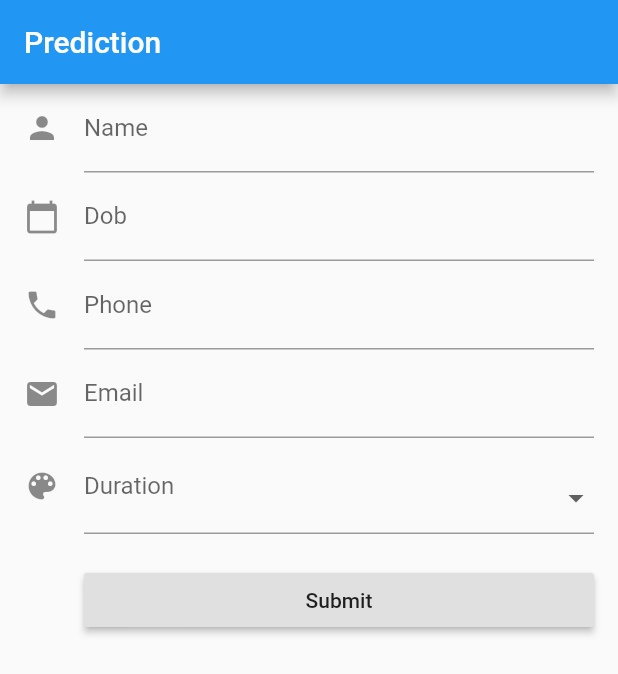
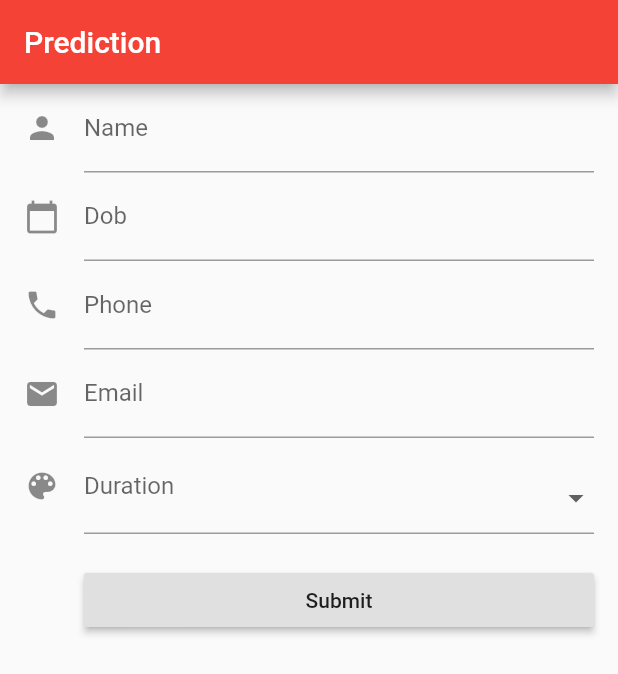
Before and after one commit to atapas/horoscope-app, a Flutter app: the screen it shows after launch, after a tap on "Submit", on a phone screen of 412 x 824 dp. Shown: the top 674 px of the screen. Run offline on Flutter 3.47's test engine with Material 2 defaults, Android fonts, the phone set to English and light mode, and no system bars.

Commit message:
Added Roting Mechanism

```diff
--- a/lib/main.dart
+++ b/lib/main.dart
@@ -1,12 +1,7 @@
 import 'package:flutter/material.dart';
-import 'package:flutter/services.dart';
-import 'package:http/http.dart' as http;
-import 'dart:async' show Future;
-import 'dart:convert';
 
-import 'models/preditctionModel.dart';
-import 'models/horoscopeModel.dart';
-import 'services/zodiacService.dart';
+import 'pages/homePage.dart';
+import 'pages/resultPage.dart';
 
 
 void main() => runApp(new PredictionApp());
@@ -17,174 +12,13 @@ class PredictionApp extends StatelessWidget {
     return new MaterialApp(
       title: 'Prediction',
       theme: new ThemeData(
-        primarySwatch: Colors.blue,
+        primarySwatch: Colors.red,
       ),
-      home: new MyHomePage(title: 'Prediction'),
+      home: new HomePage(title: 'Prediction'),
+       routes: <String, WidgetBuilder> {
+        '/home': (BuildContext context) => new HomePage(),
+        '/result' : (BuildContext context) => new ResultPage()
+      },
     );
   }
 }
-
-class MyHomePage extends StatefulWidget {
-  MyHomePage({Key key, this.title}) : super(key: key);
-  final String title;
-
-  @override
-  _MyHomePageState createState() => new _MyHomePageState();
-}
-
-class _MyHomePageState extends State<MyHomePage> {
-  final GlobalKey<FormState> _formKey = new GlobalKey<FormState>();
-  List<String> _allDurations = <String>['', 'Today', 'Week', 'Month', 'Year'];
-
-  String _duration = '';
-  final nameController = TextEditingController();
-  final dobController = TextEditingController();
-  final phoneController = TextEditingController();
-  final emailController = TextEditingController();
-
-  @override
-  void dispose() {
-    // Clean up the controller when the Widget is disposed
-    nameController.dispose();
-    dobController.dispose();
-    phoneController.dispose();
-    emailController.dispose();
-    super.dispose();
-  }
-
-  @override
-  Widget build(BuildContext context) {
-    return new Scaffold(
-      appBar: new AppBar(
-        title: new Text(widget.title),
-      ),
-      body: new SafeArea(
-          top: false,
-          bottom: false,
-          child: new Form(
-              key: _formKey,
-              autovalidate: true,
-              child: new ListView(
-                padding: const EdgeInsets.symmetric(horizontal: 16.0),
-                children: <Widget>[
-                  new TextFormField(
-                    controller: nameController,
-                    decoration: const InputDecoration(
-                      icon: const Icon(Icons.person),
-                      hintText: 'Enter your full name',
-                      labelText: 'Name',
-                    ),
-                  ),
-                  new TextFormField(
-                    controller: dobController,
-                    decoration: const InputDecoration(
-                      icon: const Icon(Icons.calendar_today),
-                      hintText: 'Enter your date of birth(dd/mm/yyyy)',
-                      labelText: 'Dob',
-                    ),
-                    keyboardType: TextInputType.datetime,
-                  ),
-                  new TextFormField(
-                    controller: phoneController,
-                    decoration: const InputDecoration(
-                      icon: const Icon(Icons.phone),
-                      hintText: 'Enter a phone number',
-                      labelText: 'Phone',
-                    ),
-                    keyboardType: TextInputType.phone,
-                    inputFormatters: [
-                      WhitelistingTextInputFormatter.digitsOnly,
-                    ],
-                  ),
-                  new TextFormField(
-                    controller: emailController,
-                    decoration: const InputDecoration(
-                      icon: const Icon(Icons.email),
-                      hintText: 'Enter a email address',
-                      labelText: 'Email',
-                    ),
-                    keyboardType: TextInputType.emailAddress,
-                  ),
-                  new FormField(
-                    builder: (FormFieldState state) {
-                      return InputDecorator(
-                        decoration: InputDecoration(
-                          icon: const Icon(Icons.color_lens),
-                          labelText: 'Duration',
-                        ),
-                        isEmpty: _duration == '',
-                        child: new DropdownButtonHideUnderline(
-                          child: new DropdownButton(
-                            value: _duration,
-                            isDense: true,
-                            onChanged: (String newValue) {
-                              setState(() {
-                                _duration = newValue;
-                                state.didChange(newValue);
-                              });
-                            },
-                            items: _allDurations.map((String value) {
-                              return new DropdownMenuItem(
-                                value: value,
-                                child: new Text(value),
-                              );
-                            }).toList(),
-                          ),
-                        ),
-                      );
-                    },
-                  ),
-                  new Container(
-                      padding: const EdgeInsets.only(left: 40.0, top: 20.0),
-                      child: new RaisedButton(
-                        child: const Text('Submit'),
-                        onPressed: () {
-                          processInput(
-                            new PredictionData(nameController.text
-                              , dobController.text
-                              , phoneController.text
-                              , emailController.text
-                              , _duration)
-                            );
-                        },
-                      )),
-                ],
-              ))),
-    );
-  }
-
-  void processInput(predictionData) async {
-    String _dob = predictionData.getDob();
-    String zodiacSign = new Zodiac().getSign(_dob);
-
-    print(predictionData.getFullName()
-        + "\n"
-        +  _dob
-        + "\n"
-        + predictionData.getPhone()
-        + "\n"
-        + predictionData.getEmail()
-        + "\n"
-        + predictionData.getDuration()
-        + "\n"
-        + zodiacSign);
-
-    final response = await http.get('http://horoscope-api.herokuapp.com/horoscope/' + predictionData.getDuration().toLowerCase() + '/' + zodiacSign);
-    print(response.body);
-    final responseJson = json.decode(response.body);
-    Horoscope horoscope = new Horoscope.fromJson(responseJson);
-
-
-    showDialog(
-        context: context,
-        builder: (context) {
-          return AlertDialog(
-            // Retrieve the text the user has typed in using our
-            // TextEditingController
-            content: Text(horoscope.horoscope),
-          );
-        },
-      );
-  }
-
-}
--- /dev/null
+++ b/lib/models/screenArguments.dart
@@ -0,0 +1,6 @@
+class ScreenArguments {
+  final String title;
+  final String message;
+
+  ScreenArguments(this.title, this.message);
+}
--- /dev/null
+++ b/lib/pages/homePage.dart
@@ -0,0 +1,188 @@
+import 'package:flutter/material.dart';
+import 'package:flutter/services.dart';
+import 'package:flutter/cupertino.dart';
+import 'package:http/http.dart' as http;
+
+import 'dart:async' show Future;
+import 'dart:convert';
+
+import '../models/preditctionModel.dart';
+import '../models/horoscopeModel.dart';
+import '../models/screenArguments.dart';
+
+import '../services/zodiacService.dart';
+
+
+
+class HomePage extends StatefulWidget {
+  HomePage({Key key, this.title}) : super(key: key);
+  final String title;
+
+  @override
+  _HomePageState createState() => new _HomePageState();
+}
+
+class _HomePageState extends State<HomePage> {
+  final GlobalKey<FormState> _formKey = new GlobalKey<FormState>();
+  List<String> _allDurations = <String>['', 'Today', 'Week', 'Month', 'Year'];
+
+  String _duration = '';
+  final nameController = TextEditingController();
+  final dobController = TextEditingController();
+  final phoneController = TextEditingController();
+  final emailController = TextEditingController();
+
+  @override
+  void dispose() {
+    // Clean up the controller when the Widget is disposed
+    nameController.dispose();
+    dobController.dispose();
+    phoneController.dispose();
+    emailController.dispose();
+    super.dispose();
+  }
+
+  @override
+  Widget build(BuildContext context) {
+    return new Scaffold(
+      appBar: new AppBar(
+        title: new Text(widget.title),
+      ),
+      body: new SafeArea(
+          top: false,
+          bottom: false,
+          child: new Form(
+              key: _formKey,
+              autovalidate: true,
+              child: new ListView(
+                padding: const EdgeInsets.symmetric(horizontal: 16.0),
+                children: <Widget>[
+                  new TextFormField(
+                    controller: nameController,
+                    decoration: const InputDecoration(
+                      icon: const Icon(Icons.person),
+                      hintText: 'Enter your full name',
+                      labelText: 'Name',
+                    ),
+                  ),
+                  new TextFormField(
+                    controller: dobController,
+                    decoration: const InputDecoration(
+                      icon: const Icon(Icons.calendar_today),
+                      hintText: 'Enter your date of birth(dd/mm/yyyy)',
+                      labelText: 'Dob',
+                    ),
+                    keyboardType: TextInputType.datetime,
+                  ),
+                  new TextFormField(
+                    controller: phoneController,
+                    decoration: const InputDecoration(
+                      icon: const Icon(Icons.phone),
+                      hintText: 'Enter a phone number',
+                      labelText: 'Phone',
+                    ),
+                    keyboardType: TextInputType.phone,
+                    inputFormatters: [
+                      WhitelistingTextInputFormatter.digitsOnly,
+                    ],
+                  ),
+                  new TextFormField(
+                    controller: emailController,
+                    decoration: const InputDecoration(
+                      icon: const Icon(Icons.email),
+                      hintText: 'Enter a email address',
+                      labelText: 'Email',
+                    ),
+                    keyboardType: TextInputType.emailAddress,
+                  ),
+                  new FormField(
+                    builder: (FormFieldState state) {
+                      return InputDecorator(
+                        decoration: InputDecoration(
+                          icon: const Icon(Icons.color_lens),
+                          labelText: 'Duration',
+                        ),
+                        isEmpty: _duration == '',
+                        child: new DropdownButtonHideUnderline(
+                          child: new DropdownButton(
+                            value: _duration,
+                            isDense: true,
+                            onChanged: (String newValue) {
+                              setState(() {
+                                _duration = newValue;
+                                state.didChange(newValue);
+                              });
+                            },
+                            items: _allDurations.map((String value) {
+                              return new DropdownMenuItem(
+                                value: value,
+                                child: new Text(value),
+                              );
+                            }).toList(),
+                          ),
+                        ),
+                      );
+                    },
+                  ),
+                  new Container(
+                      padding: const EdgeInsets.only(left: 40.0, top: 20.0),
+                      child: new RaisedButton(
+                        child: const Text('Submit'),
+                        onPressed: () {
+                          processInput(
+                            new PredictionData(nameController.text
+                              , dobController.text
+                              , phoneController.text
+                              , emailController.text
+                              , _duration)
+                            );
+                        },
+                      )),
+                ],
+              ))),
+    );
+  }
+
+  void processInput(predictionData) async {
+    String _dob = predictionData.getDob();
+    String zodiacSign = new Zodiac().getSign(_dob);
+
+    print(predictionData.getFullName()
+        + "\n"
+        +  _dob
+        + "\n"
+        + predictionData.getPhone()
+        + "\n"
+        + predictionData.getEmail()
+        + "\n"
+        + predictionData.getDuration()
+        + "\n"
+        + zodiacSign);
+
+    final response = await http.get('http://horoscope-api.herokuapp.com/horoscope/' + predictionData.getDuration().toLowerCase() + '/' + zodiacSign);
+    print(response.body);
+    final responseJson = json.decode(response.body);
+    Horoscope horoscope = new Horoscope.fromJson(responseJson);
+
+    // new ResultPage('Prediction').getState().setPredictionResult(horoscope.horoscope);
+    Navigator.of(context).pushNamed(
+        '/result',
+        arguments: ScreenArguments(
+          'Prediction',
+          horoscope.horoscope,
+        ),
+      );
+
+    /*showDialog(
+        context: context,
+        builder: (context) {
+          return AlertDialog(
+            // Retrieve the text the user has typed in using our
+            // TextEditingController
+            content: Text(horoscope.horoscope),
+          );
+        },
+      );*/
+  }
+
+}
```
Also changed, not shown: lib/pages/resultPage.dart (added, +54 -0 lines).
